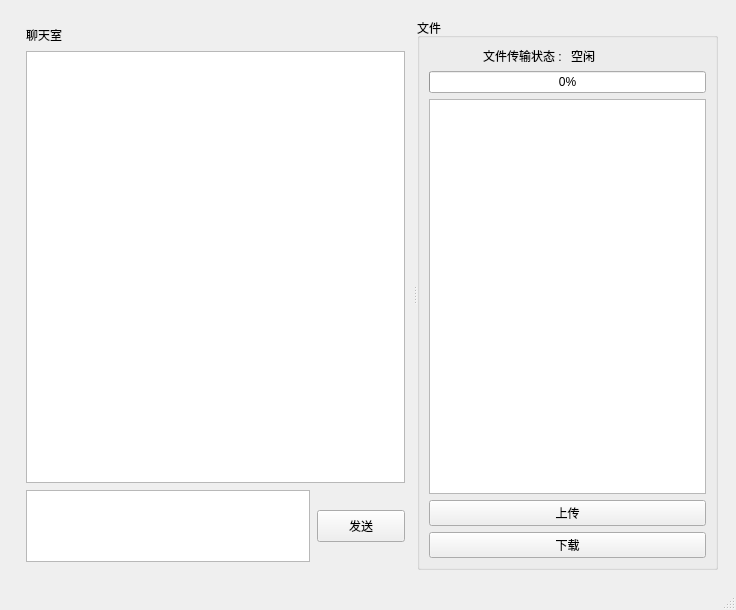
Before: the Qt Designer form Client/mainwindow.ui in WPxyz-moon/EZChatRoom, drawn with Qt 5.
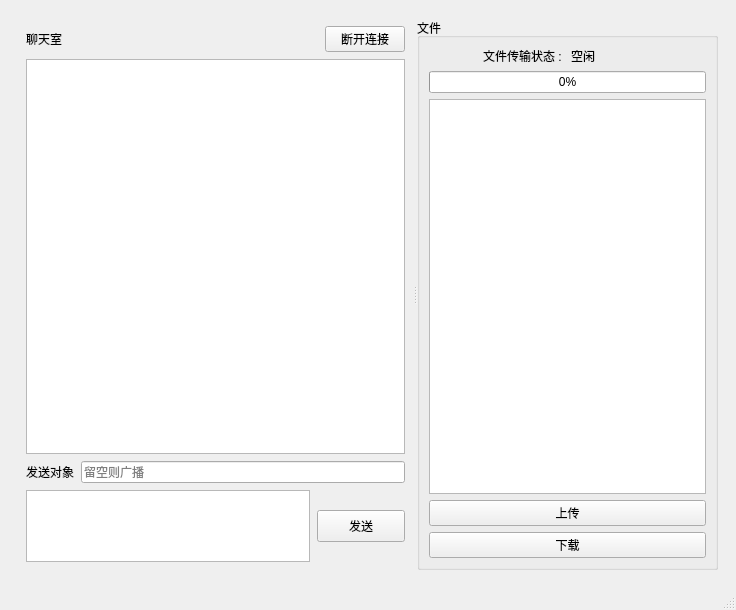
After: the same form once the commit is applied.

Commit message:
客户端补齐文件上传下载、私聊目标与断开连接
- ServerConnection：增加主动断开、连接状态查询和发送缓冲背压信号
- ClientCore：实现 FILE_* 上传/下载状态机（64KB 分块、MD5 校验、进度与错误上报）
- MainWindow：新增发送对象输入框（留空=广播）和聊天页断开按钮
- 登录页连接按钮改为“连接/断开连接”切换，连接中可随时中断
- 自己发送的消息用户名用颜色标识
- 客户端默认端口改为与服务器一致的 6767

Diff of the .ui file:
```diff
--- a/Client/mainwindow.ui
+++ b/Client/mainwindow.ui
@@ -218,7 +218,7 @@
              <number>8</number>
             </property>
             <item>
-             <layout class="QVBoxLayout" name="chatLayout" stretch="0,1,0">
+             <layout class="QVBoxLayout" name="chatLayout" stretch="0,1,0,0">
               <property name="spacing">
                <number>7</number>
               </property>
@@ -226,15 +226,57 @@
                <enum>QLayout::SetDefaultConstraint</enum>
               </property>
               <item>
-               <widget class="QLabel" name="chatTitleLabel">
-                <property name="text">
-                 <string>聊天室</string>
-                </property>
-               </widget>
+               <layout class="QHBoxLayout" name="chatHeaderLayout">
+                <item>
+                 <widget class="QLabel" name="chatTitleLabel">
+                  <property name="text">
+                   <string>聊天室</string>
+                  </property>
+                 </widget>
+                </item>
+                <item>
+                 <spacer name="chatHeaderSpacer">
+                  <property name="orientation">
+                   <enum>Qt::Horizontal</enum>
+                  </property>
+                  <property name="sizeHint" stdset="0">
+                   <size>
+                    <width>40</width>
+                    <height>20</height>
+                   </size>
+                  </property>
+                 </spacer>
+                </item>
+                <item>
+                 <widget class="QPushButton" name="disconnectBtn">
+                  <property name="text">
+                   <string>断开连接</string>
+                  </property>
+                 </widget>
+                </item>
+               </layout>
               </item>
               <item>
                <widget class="QTextBrowser" name="messageView"/>
               </item>
+              <item>
+               <layout class="QHBoxLayout" name="targetLayout">
+                <item>
+                 <widget class="QLabel" name="targetCaptionLabel">
+                  <property name="text">
+                   <string>发送对象</string>
+                  </property>
+                 </widget>
+                </item>
+                <item>
+                 <widget class="QLineEdit" name="targetEdit">
+                  <property name="placeholderText">
+                   <string>留空则广播</string>
+                  </property>
+                 </widget>
+                </item>
+               </layout>
+              </item>
               <item>
                <layout class="QHBoxLayout" name="inputLayout" stretch="1,0">
                 <item>
```
The commit also changes 6 other files.
